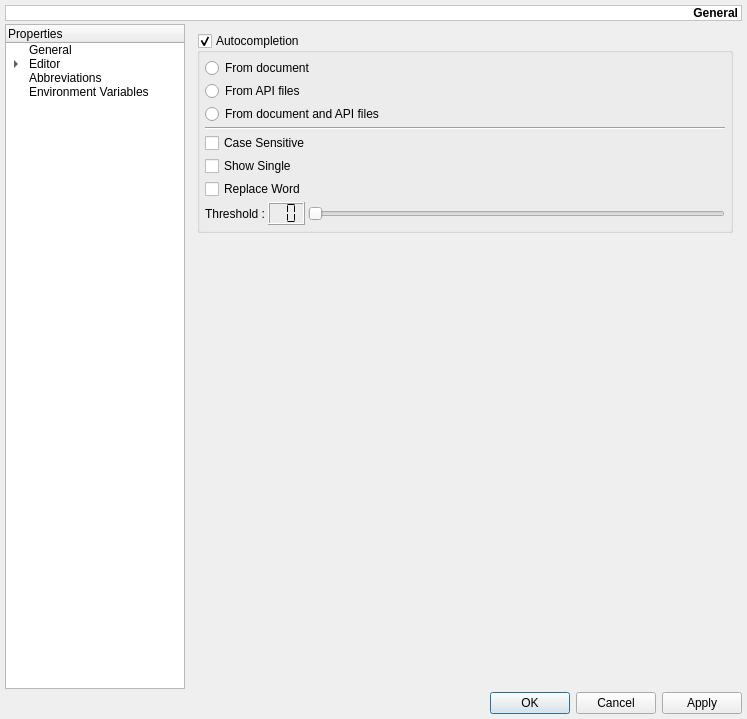
Before: the Qt Designer form mks/ui/UISettings.ui in andreikop/enki, drawn with Qt 5.
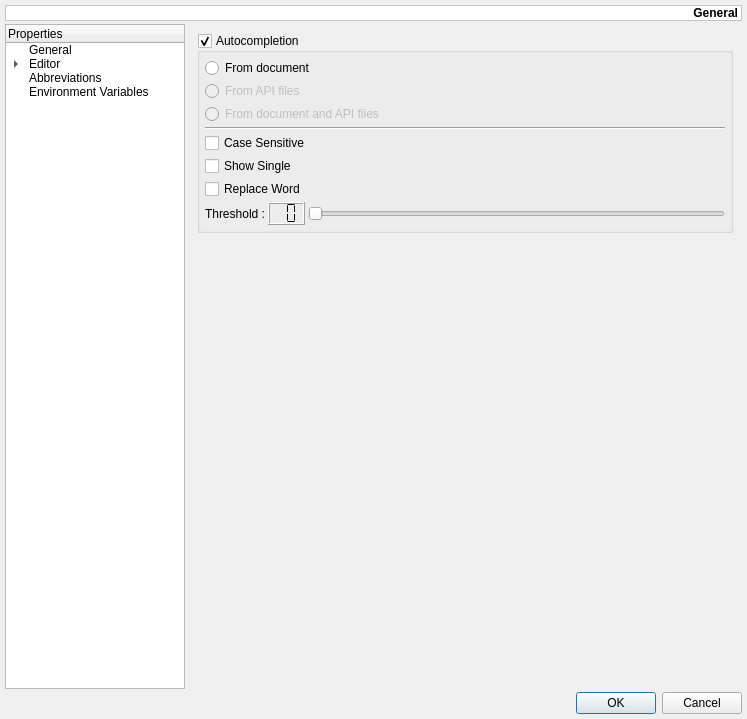
After: the same form once the commit is applied. The open tabs and pages were chosen to show the change. Custom widgets are drawn as their Qt base class.

Commit message: Settings are working

Patch:
```diff
--- a/mks/ui/UISettings.ui
+++ b/mks/ui/UISettings.ui
@@ -206,12 +206,15 @@
       <enum>Qt::Horizontal</enum>
      </property>
      <property name="standardButtons">
-      <set>QDialogButtonBox::Apply|QDialogButtonBox::Cancel|QDialogButtonBox::Ok</set>
+      <set>QDialogButtonBox::Cancel|QDialogButtonBox::Ok</set>
      </property>
     </widget>
    </item>
    <item row="1" column="1">
     <widget class="QStackedWidget" name="swPages">
+     <property name="enabled">
+      <bool>true</bool>
+     </property>
      <property name="currentIndex">
       <number>8</number>
      </property>
@@ -631,6 +634,9 @@
           </item>
           <item>
            <widget class="QRadioButton" name="rbApi">
+            <property name="enabled">
+             <bool>false</bool>
+            </property>
             <property name="text">
              <string>From API files</string>
             </property>
@@ -638,6 +644,9 @@
           </item>
           <item>
            <widget class="QRadioButton" name="rbFromBoth">
+            <property name="enabled">
+             <bool>false</bool>
+            </property>
             <property name="text">
              <string>From document and API files</string>
             </property>
```
Left out of the diff: 27 changed lines with no effect on the pictures. The commit also changes 2 other files.
